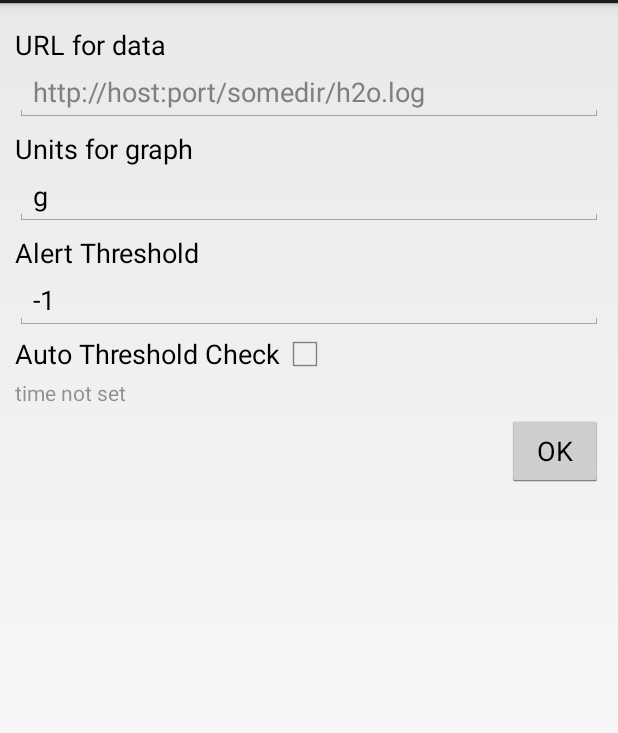
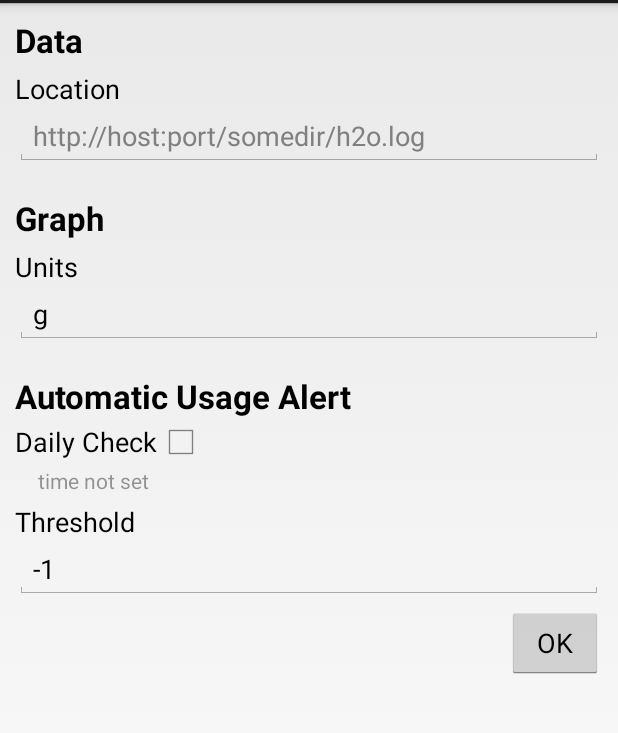
Before and after one commit to elliotn/MeterReaderGraph, an Android app: the fragment SettingsFragment shown on its own in the app's theme, on a phone screen of 412 x 824 dp, the part 69-802 px from its top. Run offline under Robolectric (Android 15) with nearby library versions, the phone set to English and light mode, and no system bars; 1 statement that could not run was skipped.

Commit message:
Cleaned settings UI.

```diff
--- a/app/src/main/res/layout/fragment_settings.xml
+++ b/app/src/main/res/layout/fragment_settings.xml
@@ -1,8 +1,21 @@
 <?xml version="1.0" encoding="utf-8"?>
-<LinearLayout xmlns:android="http://schemas.android.com/apk/res/android"
-    android:orientation="vertical" android:layout_width="match_parent"
+<ScrollView
+    xmlns:android="http://schemas.android.com/apk/res/android"
+    android:layout_width="match_parent"
     android:layout_height="match_parent"
     android:padding="10dp">
+
+    <LinearLayout
+        android:orientation="vertical" android:layout_width="match_parent"
+        android:layout_height="match_parent">
+
+        <TextView
+            android:layout_width="wrap_content"
+            android:layout_height="wrap_content"
+            android:textAppearance="?android:attr/textAppearanceLarge"
+            android:text="@string/settings_section_data"
+            android:id="@+id/textView"
+            android:textStyle="bold" />
 
         <TextView
             android:layout_width="wrap_content"
@@ -23,6 +36,15 @@
         <TextView
             android:layout_width="wrap_content"
             android:layout_height="wrap_content"
+            android:textAppearance="?android:attr/textAppearanceLarge"
+            android:text="@string/settings_section_graph"
+            android:id="@+id/textView2"
+            android:textStyle="bold"
+            android:layout_marginTop="20dp" />
+
+        <TextView
+            android:layout_width="wrap_content"
+            android:layout_height="wrap_content"
             android:textAppearance="?android:attr/textAppearanceMedium"
             android:text="@string/units_label"
             android:id="@+id/unitsLabel"
@@ -38,18 +60,11 @@
         <TextView
             android:layout_width="wrap_content"
             android:layout_height="wrap_content"
-        android:textAppearance="?android:attr/textAppearanceMedium"
-        android:text="@string/alert_threshold_label"
-        android:id="@+id/alertThresholdLabel"
-        android:layout_marginTop="5dp" />
-
-    <EditText
-        android:layout_width="match_parent"
-        android:layout_height="wrap_content"
-        android:inputType="number"
-        android:ems="10"
-        android:id="@+id/alertThreshold"
-        android:hint="@string/alert_threshold_hint" />
+            android:textAppearance="?android:attr/textAppearanceLarge"
+            android:text="@string/settings_section_usage"
+            android:id="@+id/textView3"
+            android:textStyle="bold"
+            android:layout_marginTop="20dp" />
 
         <!-- TODO: add units, default with "g" -->
 
@@ -69,7 +84,24 @@
             android:layout_height="wrap_content"
             android:id="@+id/autoCheckTime"
             android:enabled="false"
-        android:text="@string/threshold_auto_check_time"/>
+            android:text="@string/threshold_auto_check_time"
+            android:layout_marginLeft="15dp" />
+
+        <TextView
+            android:layout_width="wrap_content"
+            android:layout_height="wrap_content"
+            android:textAppearance="?android:attr/textAppearanceMedium"
+            android:text="@string/alert_threshold_label"
+            android:id="@+id/alertThresholdLabel"
+            android:layout_marginTop="5dp" />
+
+        <EditText
+            android:layout_width="match_parent"
+            android:layout_height="wrap_content"
+            android:inputType="number"
+            android:ems="10"
+            android:id="@+id/alertThreshold"
+            android:hint="@string/alert_threshold_hint" />
 
         <Button
             android:layout_width="wrap_content"
@@ -80,3 +112,5 @@
             android:layout_gravity="right" />
 
     </LinearLayout>
+
+</ScrollView>
--- a/app/src/main/res/values/strings.xml
+++ b/app/src/main/res/values/strings.xml
@@ -11,9 +11,9 @@
 
     <string name="action_settings">Settings</string>
 
-    <string name="data_url_Label">URL for data</string>
+    <string name="data_url_Label">Location</string>
     <string name="data_url_hint">http://host:port/somedir/h2o.log</string>
-    <string name="alert_threshold_label">Alert Threshold</string>
+    <string name="alert_threshold_label">Threshold</string>
     <string name="alert_threshold_hint">1000</string>
     <string name="toast_settings_saved">Settings saved.</string>
 
@@ -26,9 +26,13 @@
     <string name="threshold_failure_title">Meter reading failure</string>
     <string name="threshold_failure_message">Unable to check usage.</string>
 
-    <string name="threshold_auto_check_title">Auto Threshold Check</string>
+    <string name="threshold_auto_check_title">Daily Check</string>
     <string name="threshold_auto_check_time">time not set</string>
 
-    <string name="units_label">Units for graph</string>
+    <string name="units_label">Units</string>
     <string name="default_units">g</string>
+
+    <string name="settings_section_data">Data</string>
+    <string name="settings_section_graph">Graph</string>
+    <string name="settings_section_usage">Automatic Usage Alert</string>
 </resources>
```
Lines whose indentation alone changed are shown as unchanged.
